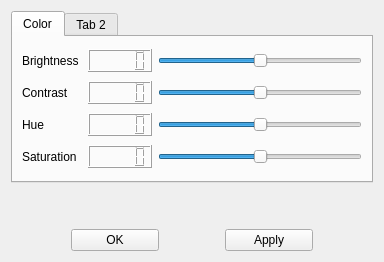
42Miles/my-videoplayer, file effects.ui: the form before one commit.
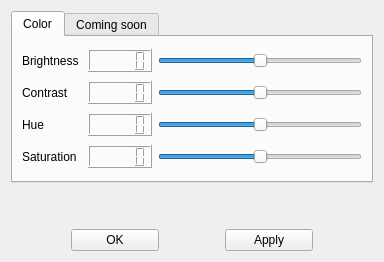
The form after the commit.

Commit message: Added 'video speed' button

The edit to the form file:
```diff
--- a/effects.ui
+++ b/effects.ui
@@ -98,9 +98,15 @@
    </item>
    <item row="2" column="0">
     <widget class="QTabWidget" name="tabWidget">
+     <property name="enabled">
+      <bool>true</bool>
+     </property>
      <property name="currentIndex">
       <number>0</number>
      </property>
+     <property name="movable">
+      <bool>false</bool>
+     </property>
      <widget class="QWidget" name="tab">
       <attribute name="title">
        <string>Color</string>
@@ -202,7 +208,7 @@
      </widget>
      <widget class="QWidget" name="tab_2">
       <attribute name="title">
-       <string>Tab 2</string>
+       <string>Coming soon</string>
       </attribute>
      </widget>
     </widget>
```
Left out of the diff: 220 changed lines with no effect on the pictures. The commit also changes 3 other files.
